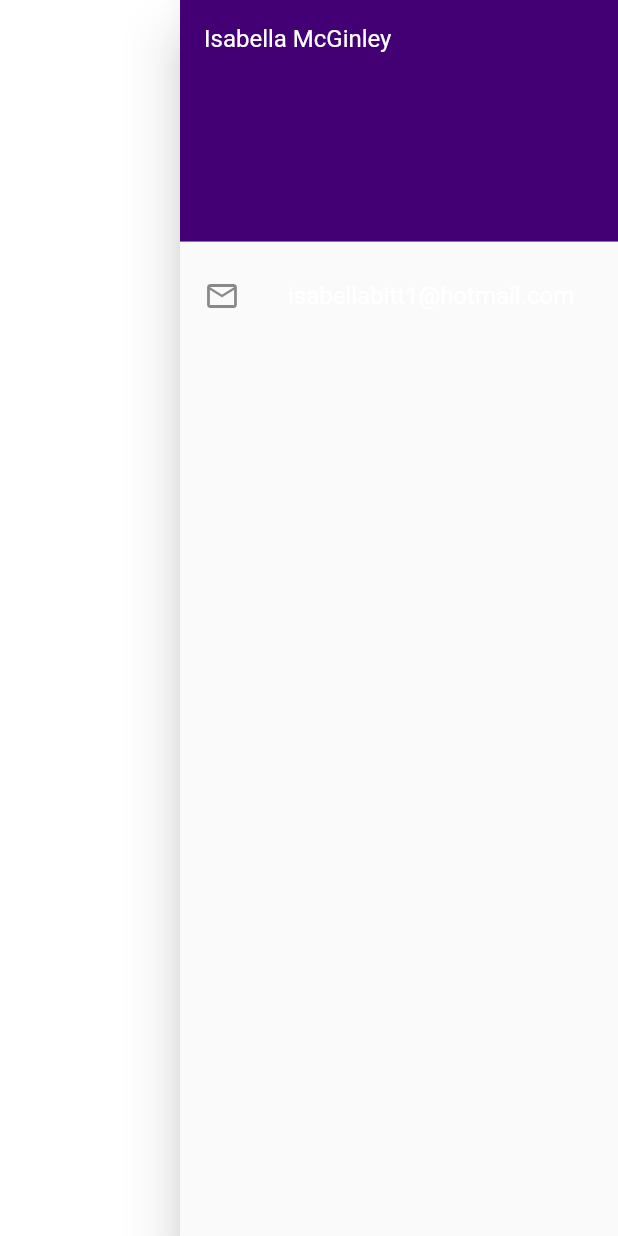
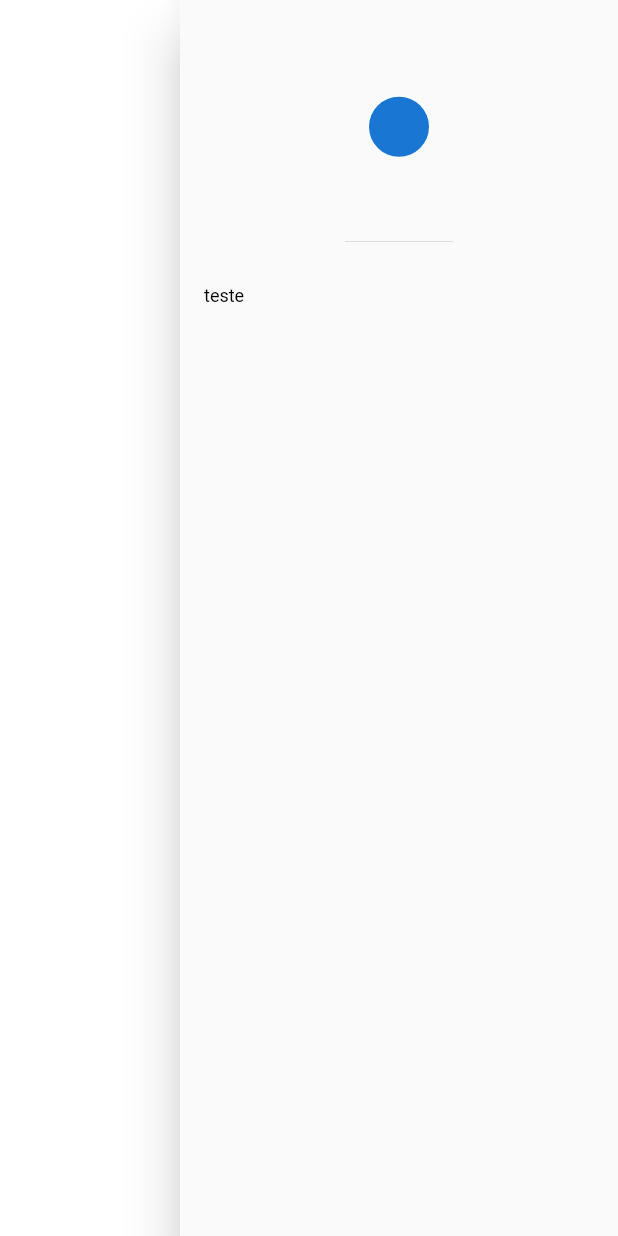
Before and after one commit to GabsJungles/info_unit_study, a Flutter app: the CustomDrawer screen opened directly, with the side drawer open, on a phone screen of 412 x 824 dp. Run offline on Flutter 3.47's test engine with Material 2 defaults, Android fonts, the phone set to English and light mode, and no system bars; our stand-ins replace cloud_firestore, firebase_core, google_fonts; accounts and stored records are empty; statements that could not run were skipped.

Commit message:
Drawer sem erro

```diff
--- a/lib/widgets/custom_drawer.dart
+++ b/lib/widgets/custom_drawer.dart
@@ -20,35 +20,23 @@ class _CustomDrawerState extends State<CustomDrawer> {
       child: Scaffold(
           key: scaffoldKey,
           endDrawerEnableOpenDragGesture: false,
-          backgroundColor: ,
+          backgroundColor: Colors.red,
           endDrawer: Drawer(
-            child: ListView(
-              shrinkWrap: true,
-              padding: EdgeInsets.zero,
-              children: [
+             child: Column(
+               children: const [
                 DrawerHeader(
-                    decoration: const BoxDecoration(
-                      color: Color(0xFF420074),
-                    ),
-                    child: Stack(
-                      children: <Widget>[
-                        Column(
-                          children: [
-                            Text("Isabella McGinley", style: Theme.of(context).textTheme.headline4),
-                          ],
-                        ),
-                      ],
-                    )),
-                ListTile(
-                  leading: const Icon(Icons.email_outlined),
-                  title: Text('isabellabitt1@hotmail.com',
-                    style: Theme.of(context).textTheme.headline4)
-                  ),
-              ],
+                   child: CircleAvatar(),
+                 ),
+                 ListTile(
+                   title: Text('teste'),
+                 )
+               ],
+             )
             ),
           ),
-      ),
-    );
+      );
+        }
+}
       // actions: hasActions
       //     ? [
       //         IconButton(
@@ -58,5 +46,3 @@ class _CustomDrawerState extends State<CustomDrawer> {
       //             }),
       //       ]
       //     : null
-  }
-}
```
